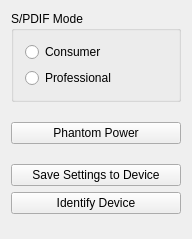
This is libffado/support/mixer-qt4/ffado/mixer/audiofire_settings.ui in adiknoth/ffado as Qt 5 draws it before an edit. The edited form follows.
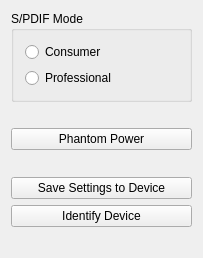
This is the edited form.

What changed in the file:
```diff
--- a/libffado/support/mixer-qt4/ffado/mixer/audiofire_settings.ui
+++ b/libffado/support/mixer-qt4/ffado/mixer/audiofire_settings.ui
@@ -17,13 +17,13 @@
 	GNU General Public License for more details.
 </comment>
  <class>AfSettingsWidget</class>
- <widget class="QWidget" name="AfSettingsWidget" >
-  <property name="geometry" >
+ <widget class="QWidget" name="AfSettingsWidget">
+  <property name="geometry">
    <rect>
     <x>0</x>
     <y>0</y>
-    <width>192</width>
-    <height>239</height>
+    <width>203</width>
+    <height>258</height>
    </rect>
   </property>
   <property name="windowTitle" >
@@ -127,7 +127,7 @@
    </item>
   </layout>
  </widget>
- <layoutdefault spacing="6" margin="11" />
+ <layoutdefault spacing="6" margin="11"/>
  <pixmapfunction>qPixmapFromMimeSource</pixmapfunction>
  <resources/>
  <connections/>
```
Left out of the diff: 61 changed lines with no effect on the pictures.
